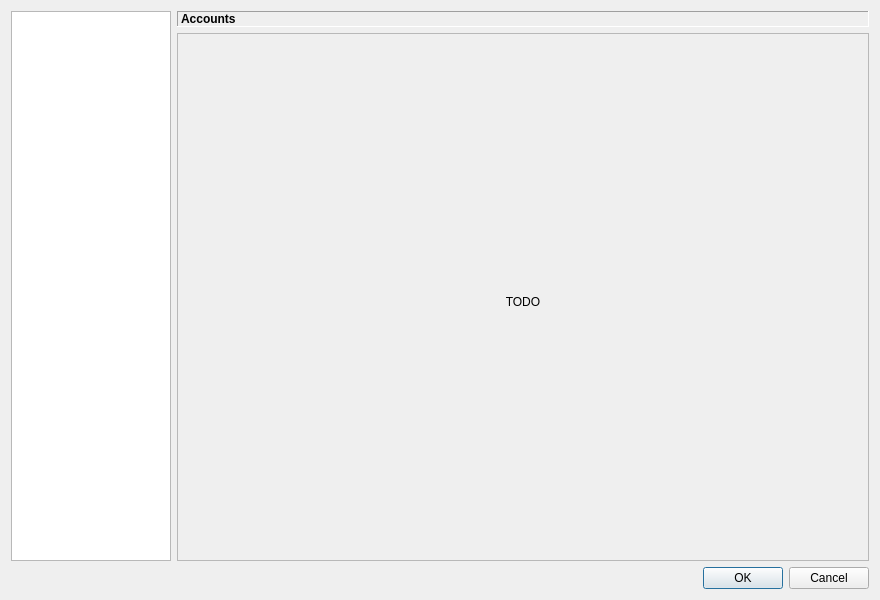
Old version of the form src/gui/settings/settings_dialog.ui in the repository erengy/taiga.
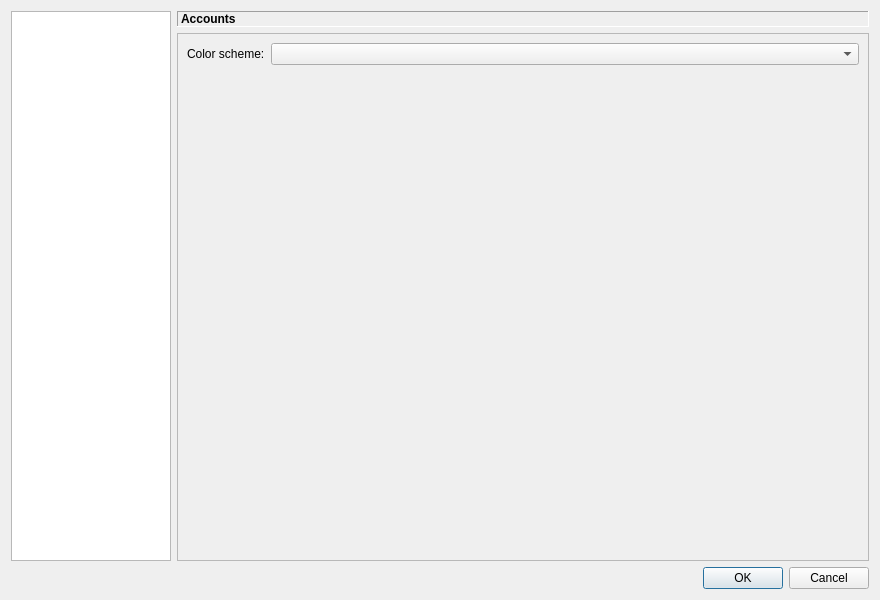
New version of the form. The open tabs and pages were chosen to show the change.

What changed in the file:
```diff
--- a/src/gui/settings/settings_dialog.ui
+++ b/src/gui/settings/settings_dialog.ui
@@ -106,6 +106,20 @@
            </item>
           </layout>
          </widget>
+									<widget class="QWidget" name="applicationPage">
+										<layout class="QFormLayout" name="formLayout">
+											<item row="0" column="0">
+												<widget class="QLabel" name="colorSchemeLabel">
+													<property name="text">
+														<string>Color scheme:</string>
+													</property>
+												</widget>
+											</item>
+											<item row="0" column="1">
+												<widget class="QComboBox" name="colorSchemeCombo"/>
+											</item>
+										</layout>
+									</widget>
         </widget>
        </item>
       </layout>
```
Lines whose indentation alone changed are shown as unchanged.
